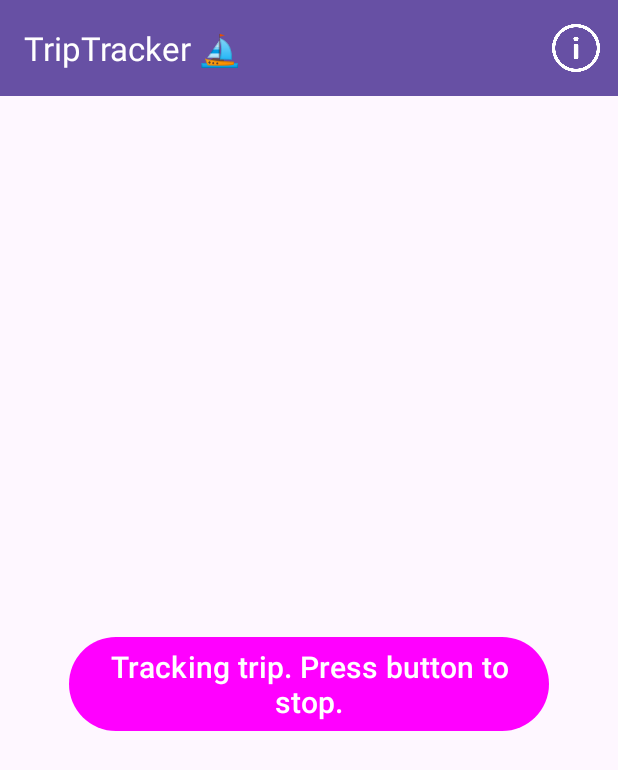
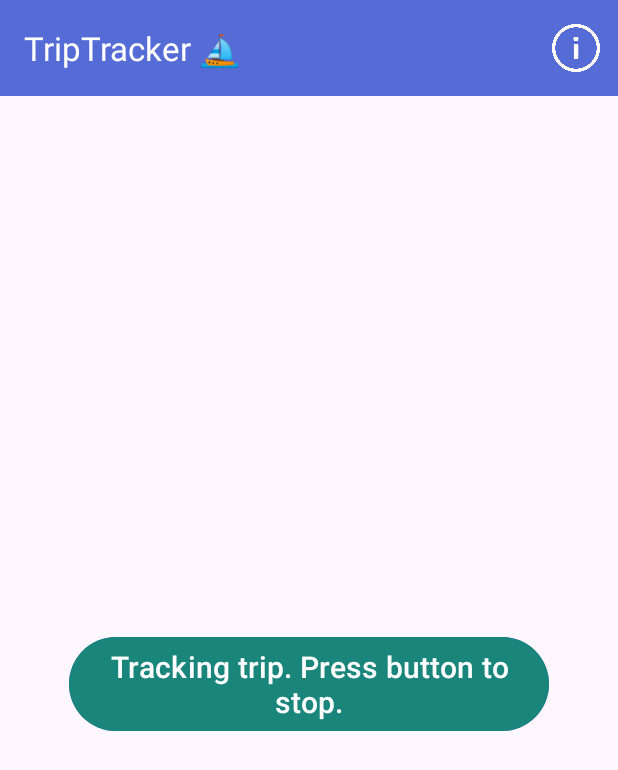
Before and after one commit to pinefoambath/mas-android-triptracker, an Android app: the screen it shows after launch (MainActivity), after a tap on "Start tracking", on a phone screen of 412 x 824 dp. Shown: the top 770 px of the screen. Run offline under Robolectric (Android 15) with nearby library versions, the phone set to English and light mode, and no system bars.

Commit message:
Implement Material-Design UI colors

```diff
--- a/app/src/main/java/com/massoftwareengineering/triptracker/ui/TrackingFragment.java
+++ b/app/src/main/java/com/massoftwareengineering/triptracker/ui/TrackingFragment.java
@@ -183,7 +183,7 @@ public class TrackingFragment extends Fragment {
 
     private void updateUIForTracking() {
         startTrackingButton.setText(R.string.stop_tracking);
-        startTrackingButton.setBackgroundColor(ContextCompat.getColor(requireContext(), R.color.tracking_active));
+        startTrackingButton.setBackgroundColor(ContextCompat.getColor(requireContext(), R.color.secondaryColor));
         welcomeText.setVisibility(View.GONE);
         formInstructions.setVisibility(View.GONE);
         tripNotes.setVisibility(View.GONE);
--- a/app/src/main/res/layout/fragment_tracking.xml
+++ b/app/src/main/res/layout/fragment_tracking.xml
@@ -35,6 +35,7 @@
         android:id="@+id/submitButton"
         android:layout_width="wrap_content"
         android:layout_height="wrap_content"
+        android:backgroundTint="@color/primaryColor"
         android:text="@string/submit_trip"
         android:layout_marginTop="16dp"
         android:textSize="20sp"
@@ -42,6 +43,7 @@
 
     <Button
         android:id="@+id/startButton"
+        android:backgroundTint="@color/primaryColor"
         android:layout_width="wrap_content"
         android:layout_height="wrap_content"
         android:text="@string/start_tracking"
--- a/app/src/main/res/values-night/themes.xml
+++ b/app/src/main/res/values-night/themes.xml
@@ -1,7 +1,6 @@
 <resources xmlns:tools="http://schemas.android.com/tools">
     <!-- Base application theme. -->
     <style name="Base.Theme.Triptracker" parent="Theme.Material3.DayNight.NoActionBar">
-        <!-- Customize your dark theme here. -->
-        <!-- <item name="colorPrimary">@color/my_dark_primary</item> -->
+        <item name="colorPrimary">@color/primaryColor</item>
     </style>
 </resources>
--- a/app/src/main/res/values/colors.xml
+++ b/app/src/main/res/values/colors.xml
@@ -2,6 +2,6 @@
 <resources>
     <color name="black">#FF000000</color>
     <color name="white">#FFFFFFFF</color>
-    <color name="tracking_active">#FF00FF</color>
-    <color name="default_button">#7259AB</color>
+    <color name="primaryColor">#556cd6</color>
+    <color name="secondaryColor">#19857b</color>
 </resources>
--- a/app/src/main/res/values/themes.xml
+++ b/app/src/main/res/values/themes.xml
@@ -1,8 +1,7 @@
 <resources xmlns:tools="http://schemas.android.com/tools">
     <!-- Base application theme. -->
     <style name="Base.Theme.Triptracker" parent="Theme.Material3.DayNight.NoActionBar">
-        <!-- Customize your light theme here. -->
-        <!-- <item name="colorPrimary">@color/my_light_primary</item> -->
+        <item name="colorPrimary">@color/primaryColor</item>
     </style>
 
     <style name="Theme.Triptracker" parent="Base.Theme.Triptracker" />
```
